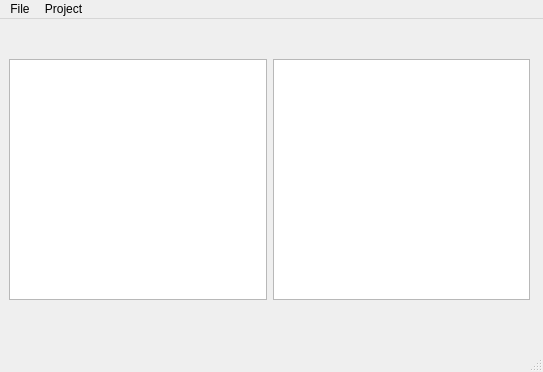
pietiep/Qt-with-Python, file GUI/main.ui: the form before one commit.
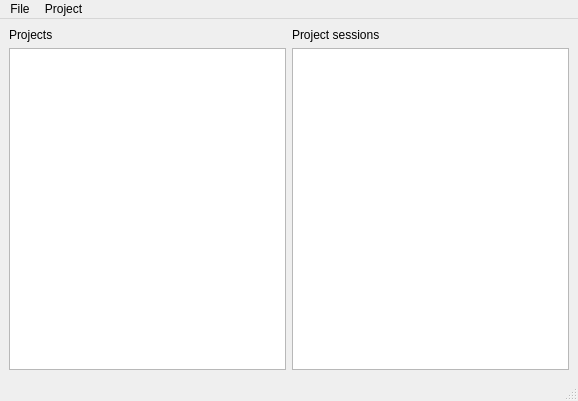
The form after the commit.

Commit message: Design of main.ui changed autofill background custom ItemModel built for all ListViews

Diff of the .ui file:
```diff
--- a/GUI/main.ui
+++ b/GUI/main.ui
@@ -6,23 +6,38 @@
    <rect>
     <x>0</x>
     <y>0</y>
-    <width>543</width>
-    <height>372</height>
+    <width>578</width>
+    <height>401</height>
    </rect>
   </property>
   <property name="windowTitle">
    <string>MainWindow</string>
   </property>
+  <property name="layoutDirection">
+   <enum>Qt::LeftToRight</enum>
+  </property>
+  <property name="autoFillBackground">
+   <bool>true</bool>
+  </property>
   <widget class="QWidget" name="centralwidget">
-   <widget class="QWidget" name="layoutWidget">
-    <property name="geometry">
-     <rect>
-      <x>9</x>
-      <y>40</y>
-      <width>521</width>
-      <height>241</height>
-     </rect>
-    </property>
+   <layout class="QGridLayout" name="gridLayout_2">
+    <item row="0" column="0">
+     <layout class="QGridLayout" name="gridLayout">
+      <item row="0" column="0">
+       <widget class="QLabel" name="label">
+        <property name="text">
+         <string>Projects</string>
+        </property>
+       </widget>
+      </item>
+      <item row="0" column="1">
+       <widget class="QLabel" name="label_2">
+        <property name="text">
+         <string>Project sessions</string>
+        </property>
+       </widget>
+      </item>
+      <item row="1" column="0" colspan="2">
     <layout class="QHBoxLayout" name="horizontalLayout">
      <item>
       <widget class="QListView" name="uiProjects">
@@ -35,14 +50,17 @@
       <widget class="QListView" name="uiSessions"/>
      </item>
     </layout>
-   </widget>
+      </item>
+     </layout>
+    </item>
+   </layout>
   </widget>
   <widget class="QMenuBar" name="menubar">
    <property name="geometry">
     <rect>
      <x>0</x>
      <y>0</y>
-     <width>543</width>
+     <width>578</width>
      <height>25</height>
     </rect>
    </property>
```
Lines whose indentation alone changed are shown as unchanged. The commit also changes 45 other files.
